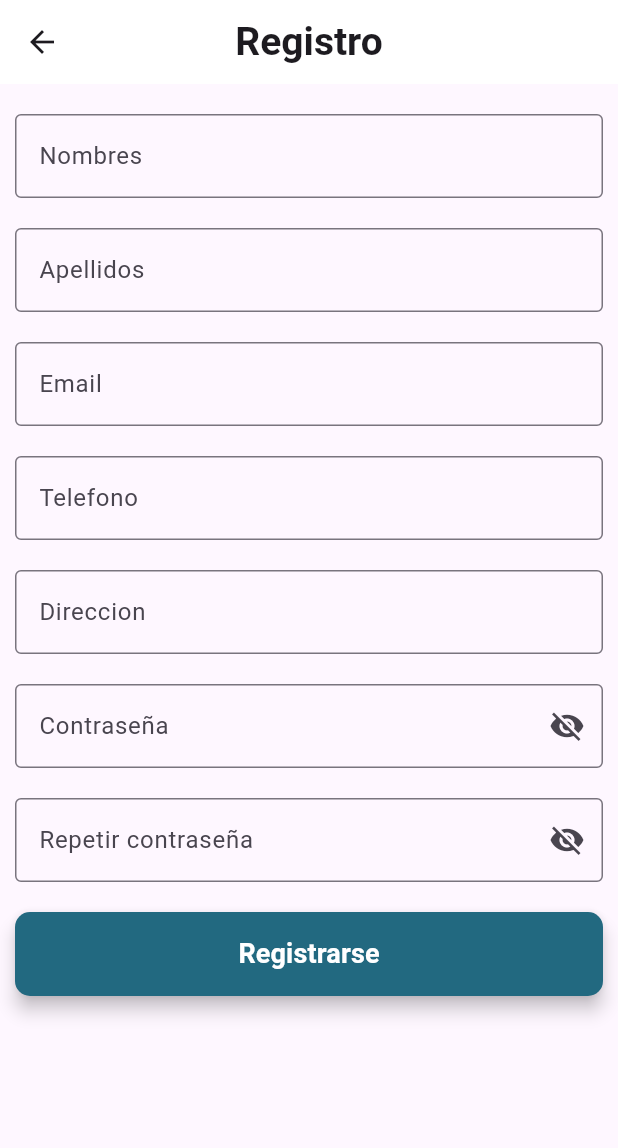
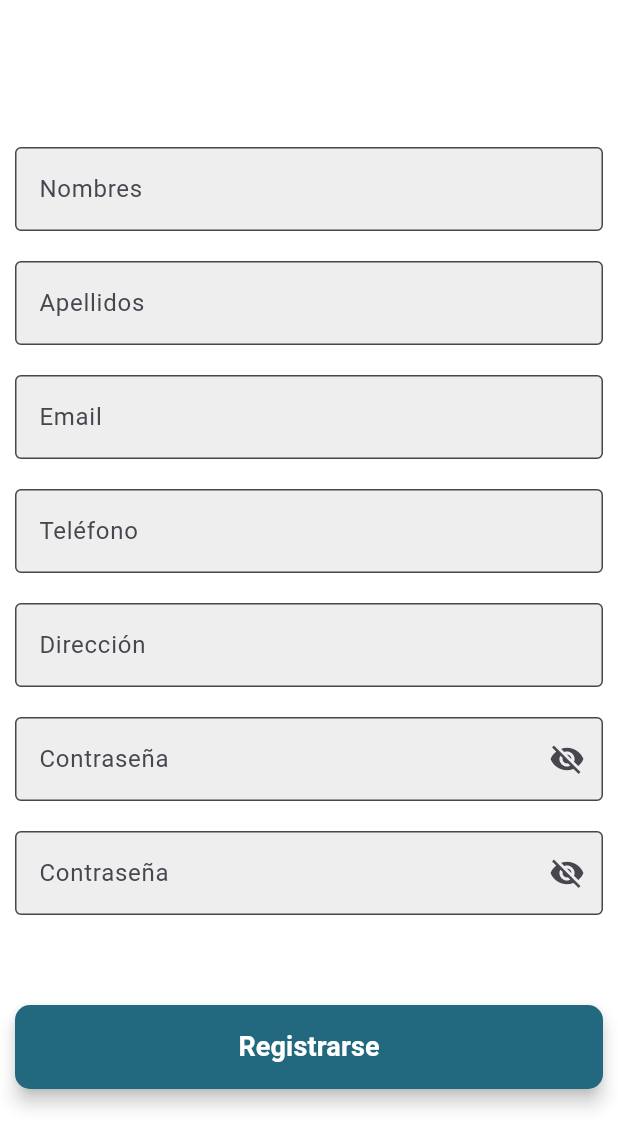
Before and after one commit to HabitsGo-ChfHeroes/habits_go_front, a Flutter app: the RegisterScreen screen opened by its route, on a phone screen of 412 x 824 dp. Shown: the top 1148 px of the screen. Run offline on Flutter 3.47's test engine with Material 3 defaults, Android fonts, the phone set to English and light mode, and no system bars; our stand-ins replace fl_chart, lottie.

Commit message:
Actualizando lo mas simil al figma

```diff
--- a/lib/screens/register_screen.dart
+++ b/lib/screens/register_screen.dart
@@ -8,106 +8,113 @@ class RegisterScreen extends StatefulWidget {
 }
 
 class _RegisterState extends State<RegisterScreen> {
+    final _nombresController = TextEditingController();
+  final _apellidosController = TextEditingController();
   final _emailController = TextEditingController();
+    final _telefonocontroller = TextEditingController();
+    final _direccioncontroller = TextEditingController();
+
   final _passwordController = TextEditingController();
+  final _repeatpasswordController = TextEditingController();
 
   @override
   Widget build(BuildContext context) {
     return Scaffold(
-      appBar: AppBar(
-        title: Text(
-          'Registro',
-          style: TextStyle(
-            fontSize: 26, // Tamaño más grande
-            fontWeight: FontWeight.bold, // Negrita
-          ),
-        ),
-        backgroundColor: Colors.white, // Azul
-        centerTitle: true, // Centra el título
-      ),
-      body: SingleChildScrollView(
-        // Envuelve el contenido en un SingleChildScrollView
+
+      backgroundColor: Colors.white,
+
+      body: Center(  // Centra todo el contenido
+        child: SingleChildScrollView(
           padding: const EdgeInsets.all(10.0),
           child: Column(
-          mainAxisAlignment: MainAxisAlignment.start,
-          crossAxisAlignment: CrossAxisAlignment.start,
+            mainAxisAlignment: MainAxisAlignment.center,  // Centra verticalmente
+            crossAxisAlignment: CrossAxisAlignment.center,  // Centra horizontalmente
             children: [
               SizedBox(height: 10),
-            // Campo de email
+              // Campo de Nombres
               TextField(
-              controller: _emailController,
+                controller: _nombresController,
                 decoration: InputDecoration(
                   labelText: 'Nombres',
                   border: OutlineInputBorder(),
-                //prefixIcon: Icon(Icons.email),
+                                      filled: true,  // Habilita el color de fondo
+    fillColor: Colors.grey.shade200,  // Cambia el color de fondo aquí
                 ),
               ),
               SizedBox(height: 20),
+              // Campo de Apellidos
               TextField(
-              controller: _emailController,
+                controller: _apellidosController,
                 decoration: InputDecoration(
                   labelText: 'Apellidos',
                   border: OutlineInputBorder(),
-                //prefixIcon: Icon(Icons.email),
+                                      filled: true,  // Habilita el color de fondo
+    fillColor: Colors.grey.shade200,  // Cambia el color de fondo aquí
                 ),
               ),
               SizedBox(height: 20),
+              // Campo de Email
               TextField(
                 controller: _emailController,
                 decoration: InputDecoration(
                   labelText: 'Email',
                   border: OutlineInputBorder(),
-                //prefixIcon: Icon(Icons.email),
+                                      filled: true,  // Habilita el color de fondo
+    fillColor: Colors.grey.shade200,  // Cambia el color de fondo aquí
                 ),
               ),
               SizedBox(height: 20),
+              // Campo de Teléfono
               TextField(
-              controller: _emailController,
+                controller: _telefonocontroller,
                 decoration: InputDecoration(
-                labelText: 'Telefono',
+                  labelText: 'Teléfono',
                   border: OutlineInputBorder(),
-                //prefixIcon: Icon(Icons.email),
+                     filled: true,  // Habilita el color de fondo
+    fillColor: Colors.grey.shade200,  // Cambia el color de fondo aquí
                 ),
               ),
               SizedBox(height: 20),
+              // Campo de Dirección
               TextField(
-              controller: _emailController,
+                controller: _direccioncontroller,
                 decoration: InputDecoration(
-                labelText: 'Direccion',
+                  labelText: 'Dirección',
                   border: OutlineInputBorder(),
-                //prefixIcon: Icon(Icons.email),
+                                      filled: true,  // Habilita el color de fondo
+    fillColor: Colors.grey.shade200,  // Cambia el color de fondo aquí
                 ),
               ),
               SizedBox(height: 20),
-            // Campo de contraseña
+              // Campo de Contraseña
               TextField(
                 controller: _passwordController,
                 obscureText: true,
                 decoration: InputDecoration(
                   labelText: 'Contraseña',
                   border: OutlineInputBorder(),
-                //prefixIcon: Icon(Icons.lock),
                   suffixIcon: Icon(Icons.visibility_off),
+                                      filled: true,  // Habilita el color de fondo
+    fillColor: Colors.grey.shade200,  // Cambia el color de fondo aquí
                 ),
               ),
               SizedBox(height: 20),
-            // Campo de contraseña
+              // Campo de Repetir Contraseña
               TextField(
-              controller: _passwordController,
+                controller: _repeatpasswordController,
                 obscureText: true,
                 decoration: InputDecoration(
-                labelText: 'Repetir contraseña',
+                  labelText: 'Contraseña',
                   border: OutlineInputBorder(),
-                //prefixIcon: Icon(Icons.lock),
                   suffixIcon: Icon(Icons.visibility_off),
+                                      filled: true,  // Habilita el color de fondo
+    fillColor: Colors.grey.shade200,  // Cambia el color de fondo aquí
                 ),
-            ),            // Recuérdame y Olvidaste la Contraseña
-            SizedBox(height: 20),
-            // Botón de Iniciar Sesión
+              ),
+              SizedBox(height: 60),
+              // Botón de Registrarse
               SizedBox(
-              width:
-                  double
-                      .infinity, // Hace que el botón ocupe todo el ancho de la pantalla
+                width: double.infinity,  // Hace que el botón ocupe todo el ancho de la pantalla
                 child: ElevatedButton(
                   onPressed: () {
                     Navigator.of(context).pushNamedAndRemoveUntil(
@@ -116,16 +123,10 @@ class _RegisterState extends State<RegisterScreen> {
                     );
                   },
                   style: ElevatedButton.styleFrom(
-                  backgroundColor: Color(
-                    0xFF226980,
-                  ), // Color de fondo del botón
-                  padding: EdgeInsets.symmetric(
-                    vertical: 15,
-                  ), // Solo ajustamos el padding vertical
+                    backgroundColor: Color(0xFF226980), // Color de fondo del botón
+                    padding: EdgeInsets.symmetric(vertical: 15), // Solo ajustamos el padding vertical
                     shape: RoundedRectangleBorder(
-                    borderRadius: BorderRadius.circular(
-                      10,
-                    ), // Bordes redondeados más suaves
+                      borderRadius: BorderRadius.circular(10), // Bordes redondeados más suaves
                     ),
                     elevation: 5, // Sombra para dar un efecto más realista
                   ),
@@ -140,8 +141,8 @@ class _RegisterState extends State<RegisterScreen> {
                 ),
               ),
               SizedBox(height: 10),
-
             ],
+          ),
         ),
       ),
     );
```
Also changed, not shown: lib/screens/login_screen.dart (+19 -21 lines). Lines whose indentation alone changed are shown as unchanged.
